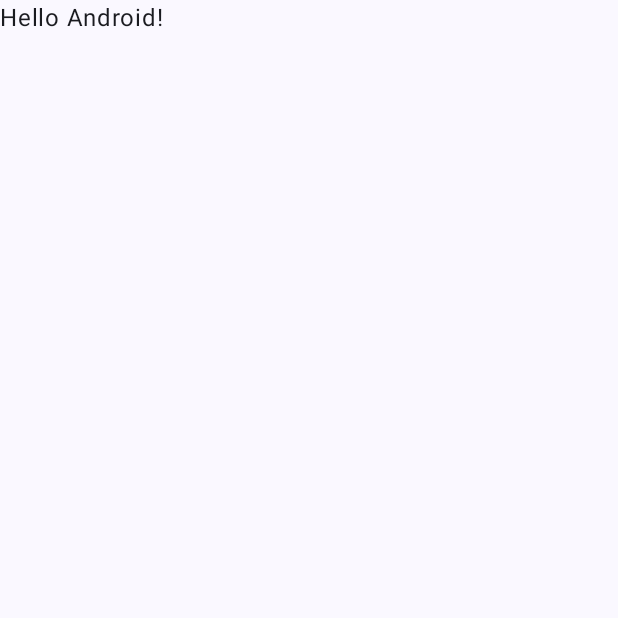
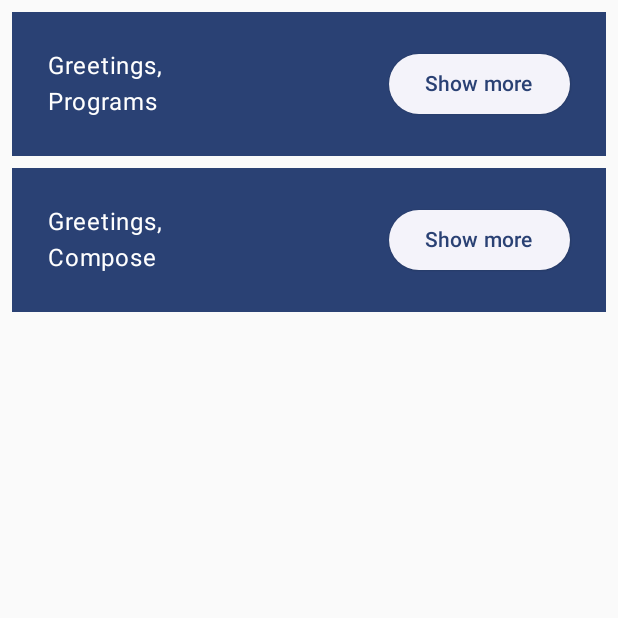
Before and after one commit to fossmanjack/codelab-basics, an Android app built with Jetpack Compose: the screen it shows after launch (MainActivity), on a phone screen of 412 x 824 dp, the top half of it. Before the commit the part shown is almost empty. Run offline under Robolectric (Android 15) with nearby library versions, the phone set to English and light mode, and no system bars.

Commit message:
Implemented buttons

```diff
--- a/app/src/main/java/com/p3soft/basicscodelab/MainActivity.kt
+++ b/app/src/main/java/com/p3soft/basicscodelab/MainActivity.kt
@@ -4,13 +4,18 @@ import android.os.Bundle
 import androidx.activity.ComponentActivity
 import androidx.activity.compose.setContent
 import androidx.activity.enableEdgeToEdge
+import androidx.compose.foundation.layout.Column
+import androidx.compose.foundation.layout.Row
 import androidx.compose.foundation.layout.fillMaxSize
 import androidx.compose.foundation.layout.padding
-import androidx.compose.material3.Scaffold
+import androidx.compose.material3.ElevatedButton
+import androidx.compose.material3.MaterialTheme
+import androidx.compose.material3.Surface
 import androidx.compose.material3.Text
 import androidx.compose.runtime.Composable
 import androidx.compose.ui.Modifier
 import androidx.compose.ui.tooling.preview.Preview
+import androidx.compose.ui.unit.dp
 import com.p3soft.basicscodelab.ui.theme.BasicsCodelabTheme
 
 class MainActivity : ComponentActivity() {
@@ -19,29 +24,47 @@ class MainActivity : ComponentActivity() {
         enableEdgeToEdge()
         setContent {
             BasicsCodelabTheme {
-                Scaffold(modifier = Modifier.fillMaxSize()) { innerPadding ->
-                    Greeting(
-                        name = "Android",
-                        modifier = Modifier.padding(innerPadding)
-                    )
-                }
+                MyApp(modifier = Modifier.fillMaxSize())
             }
         }
     }
 }
 
 @Composable
-fun Greeting(name: String, modifier: Modifier = Modifier) {
-    Text(
-        text = "Hello $name!",
-        modifier = modifier
-    )
+fun MyApp(
+    modifier: Modifier = Modifier,
+    names: List<String> = listOf("Programs", "Compose")
+) {
+    Column(modifier = modifier.padding(vertical = 4.dp)) {
+        for(name in names)
+            Greeting(name = name)
+    }
 }
 
-@Preview(showBackground = true)
+@Composable
+fun Greeting(name: String, modifier: Modifier = Modifier) {
+    Surface(
+        color = MaterialTheme.colorScheme.primary,
+        modifier = modifier.padding(vertical = 4.dp, horizontal = 8.dp),
+    ) {
+        Row(modifier = Modifier.padding(24.dp)) {
+            Column(modifier = modifier.weight(1f)) {
+                Text(text = "Greetings, ", modifier = Modifier)
+                Text(text = name, modifier = Modifier)
+            }
+            ElevatedButton(
+                onClick = { /* TODO */ }
+            ) {
+                Text("Show more")
+            }
+        }
+    }
+}
+
+@Preview(showBackground = true, widthDp = 320)
 @Composable
 fun GreetingPreview() {
     BasicsCodelabTheme {
-        Greeting("Android")
+        MyApp()
     }
 }
--- a/gradle/libs.versions.toml
+++ b/gradle/libs.versions.toml
@@ -8,6 +8,7 @@ espressoCore = "3.5.1"
 lifecycleRuntimeKtx = "2.6.1"
 activityCompose = "1.8.0"
 composeBom = "2023.08.00"
+material3Android = "1.2.1"
 
 [libraries]
 androidx-core-ktx = { group = "androidx.core", name = "core-ktx", version.ref = "coreKtx" }
```
